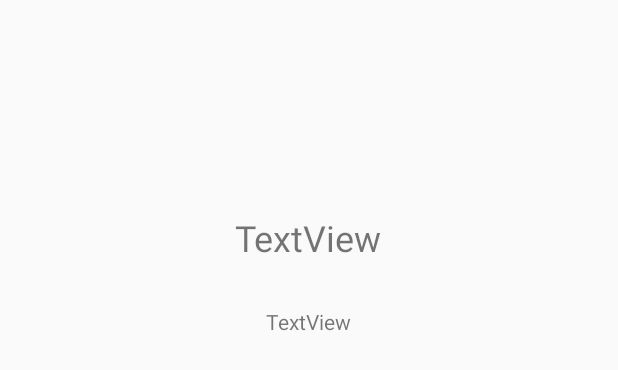
After one commit to allenwhitedev/MobileComputingLab1, an Android app: the layout activity_result_display.xml on its own in the app's theme, with its tools: preview values and no code run, on a phone screen of 412 x 824 dp. The commit adds this screen. Shown: the top 370 px of the screen. Run offline under Robolectric (Android 15) with nearby library versions, the phone set to English and light mode, and no system bars; network calls fail.

Commit message:
Add picasso dependency, rename search item activity to ResultDisplayActivity. Display image, text, and image url in ResultDisplayActivity

```diff
--- a/app/build.gradle
+++ b/app/build.gradle
@@ -21,7 +21,7 @@ android {
 }
 
 dependencies {
-    compile fileTree(dir: 'libs', include: ['*.jar'])
+    compile fileTree(include: ['*.jar'], dir: 'libs')
     androidTestCompile('com.android.support.test.espresso:espresso-core:2.2.2', {
         exclude group: 'com.android.support', module: 'support-annotations'
     })
@@ -29,6 +29,6 @@ dependencies {
     compile 'com.android.volley:volley:1.0.0'
     compile 'com.android.support:cardview-v7:25.1.0'
     compile 'com.android.support:recyclerview-v7:25.1.0'
-
     testCompile 'junit:junit:4.12'
+    compile 'com.squareup.picasso:picasso:2.3.2'
 }
--- /dev/null
+++ b/app/src/main/res/layout/activity_result_display.xml
@@ -0,0 +1,47 @@
+<?xml version="1.0" encoding="utf-8"?>
+<RelativeLayout
+	xmlns:android="http://schemas.android.com/apk/res/android"
+	xmlns:app="http://schemas.android.com/apk/res-auto"
+	xmlns:tools="http://schemas.android.com/tools"
+	android:id="@+id/activity_result_display"
+	android:layout_width="match_parent"
+	android:layout_height="match_parent"
+	android:paddingBottom="@dimen/activity_vertical_margin"
+	android:paddingLeft="@dimen/activity_horizontal_margin"
+	android:paddingRight="@dimen/activity_horizontal_margin"
+	android:paddingTop="@dimen/activity_vertical_margin"
+	tools:context="com.mobile_computing.ResultDisplayActivity">
+
+
+	<ImageView
+		android:layout_width="wrap_content"
+		android:layout_height="wrap_content"
+		android:minHeight="20dp"
+		android:minWidth="20dp"
+		android:layout_alignParentTop="true"
+		android:layout_centerHorizontal="true"
+		android:layout_marginTop="60dp"
+		android:id="@+id/imageView"/>
+
+	<TextView
+		android:text="TextView"
+		android:layout_width="wrap_content"
+		android:layout_height="wrap_content"
+		android:layout_below="@+id/imageView"
+		android:layout_centerHorizontal="true"
+		android:layout_marginTop="46dp"
+		android:textSize="24dp"
+		android:id="@+id/textView2"/>
+
+	<TextView
+		android:text="TextView"
+		android:layout_width="wrap_content"
+		android:layout_height="wrap_content"
+		android:layout_below="@+id/textView2"
+		android:layout_centerVertical="true"
+		android:layout_marginTop="30dp"
+		android:layout_centerHorizontal="true"
+		android:id="@+id/textView3"/>
+
+
+</RelativeLayout>
--- a/app/src/main/res/values-w820dp/dimens.xml
+++ b/app/src/main/res/values-w820dp/dimens.xml
@@ -1,6 +1,6 @@
 <resources>
-    <!-- Example customization of dimensions originally defined in res/values/dimens.xml
+	<!-- Example customization of dimensions originally defined in res/values/dimens.xml
          (such as screen margins) for screens with more than 820dp of available width. This
          would include 7" and 10" devices in landscape (~960dp and ~1280dp respectively). -->
-    <dimen name="activity_horizontal_margin">64dp</dimen>
+	<dimen name="activity_horizontal_margin">64dp</dimen>
 </resources>
--- a/app/src/main/res/values/colors.xml
+++ b/app/src/main/res/values/colors.xml
@@ -2,5 +2,5 @@
 <resources>
     <color name="colorPrimary">#3F51B5</color>
     <color name="colorPrimaryDark">#303F9F</color>
-    <color name="colorAccent">#FF4081</color>
+    <color name="colorAccent">#ff4081</color>
 </resources>
--- a/app/src/main/res/values/dimens.xml
+++ b/app/src/main/res/values/dimens.xml
@@ -1,5 +1,5 @@
 <resources>
-    <!-- Default screen margins, per the Android Design guidelines. -->
-    <dimen name="activity_horizontal_margin">16dp</dimen>
-    <dimen name="activity_vertical_margin">16dp</dimen>
+	<!-- Default screen margins, per the Android Design guidelines. -->
+	<dimen name="activity_horizontal_margin">16dp</dimen>
+	<dimen name="activity_vertical_margin">16dp</dimen>
 </resources>
--- a/app/src/main/res/values/strings.xml
+++ b/app/src/main/res/values/strings.xml
@@ -1,5 +1,5 @@
 <?xml version="1.0" encoding="utf-8"?>
 <resources>
-    <string name="app_name">API Search</string>
-    <string name="search">Search</string>
+	<string name="app_name">API Search</string>
+	<string name="search">Search</string>
 </resources>
```
Also changed, not shown: app/src/main/AndroidManifest.xml (+9 -4 lines), app/src/main/java/com/mobile_computing/API_Search.java (+19 -6 lines), app/src/main/java/com/mobile_computing/ResultDisplayActivity.java (added, +52 -0 lines), 201 other files.
